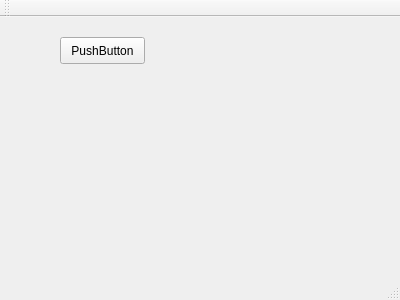
Above: TestProjekt/mainwindow.ui from jmnx/avprg before the change. Below: the same form after it.
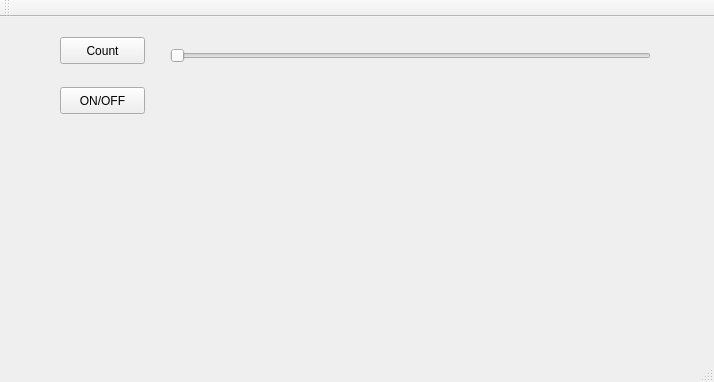
That is the form after the change.

The edit to the form file:
```diff
--- a/TestProjekt/mainwindow.ui
+++ b/TestProjekt/mainwindow.ui
@@ -6,8 +6,8 @@
    <rect>
     <x>0</x>
     <y>0</y>
-    <width>400</width>
-    <height>300</height>
+    <width>714</width>
+    <height>382</height>
    </rect>
   </property>
   <property name="windowTitle">
@@ -24,7 +24,33 @@
      </rect>
     </property>
     <property name="text">
-     <string>PushButton</string>
+     <string>Count</string>
+    </property>
+   </widget>
+   <widget class="QSlider" name="horizontalSlider">
+    <property name="geometry">
+     <rect>
+      <x>170</x>
+      <y>30</y>
+      <width>481</width>
+      <height>18</height>
+     </rect>
+    </property>
+    <property name="orientation">
+     <enum>Qt::Horizontal</enum>
+    </property>
+   </widget>
+   <widget class="QPushButton" name="pushButton_2">
+    <property name="geometry">
+     <rect>
+      <x>60</x>
+      <y>70</y>
+      <width>85</width>
+      <height>27</height>
+     </rect>
+    </property>
+    <property name="text">
+     <string>ON/OFF</string>
     </property>
    </widget>
   </widget>
```
Left out of the diff: 2 changed lines with no effect on the pictures.
